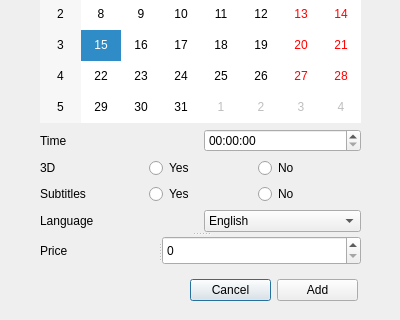
Old version of the form Mainwindow/add_show/addshowdialog.ui in the repository Drakenhielm/Biobokningssystem; both pictures show x 0 to 400 and y 216 to 536 of the 400 by 536 pixel window.
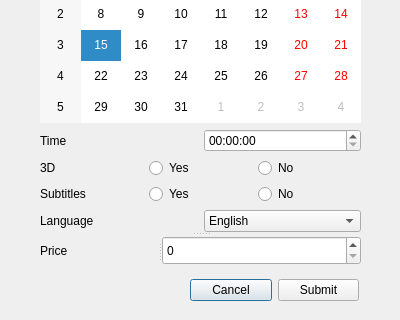
New version of the form.

Diff of the .ui file:
```diff
--- a/Mainwindow/add_show/addshowdialog.ui
+++ b/Mainwindow/add_show/addshowdialog.ui
@@ -18,7 +18,7 @@
     <rect>
      <x>190</x>
      <y>490</y>
-     <width>168</width>
+     <width>169</width>
      <height>32</height>
     </rect>
    </property>
@@ -33,7 +33,7 @@
     <item>
      <widget class="QPushButton" name="addShowButton">
       <property name="text">
-       <string>Add</string>
+       <string>Submit</string>
       </property>
      </widget>
     </item>
```
